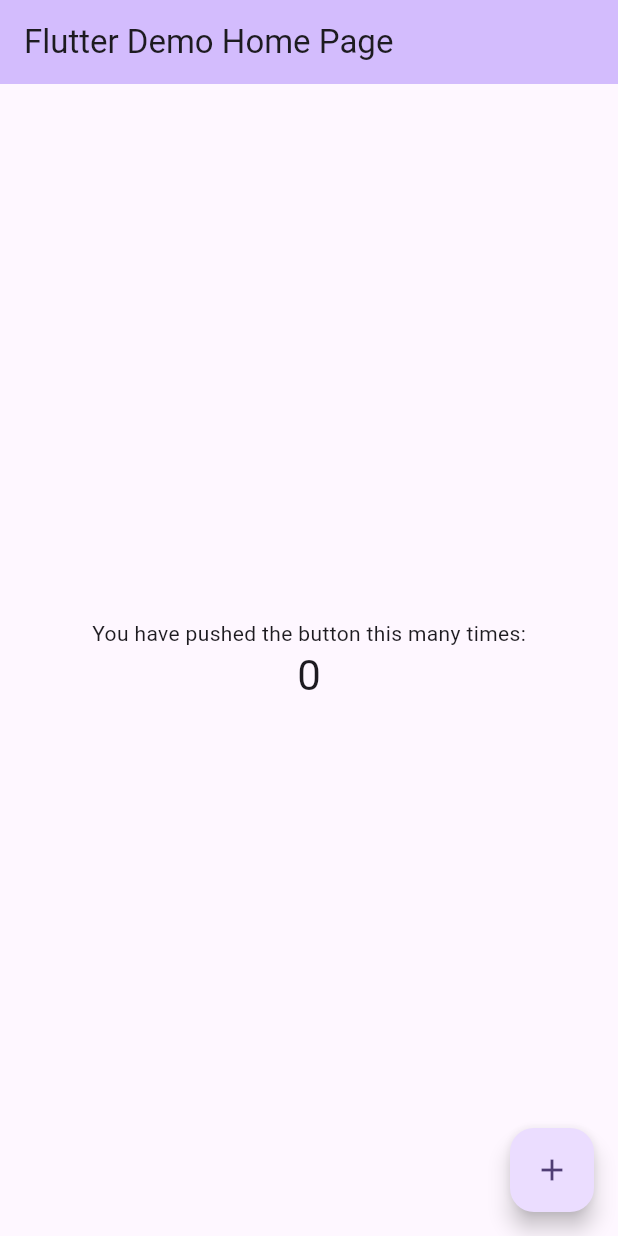
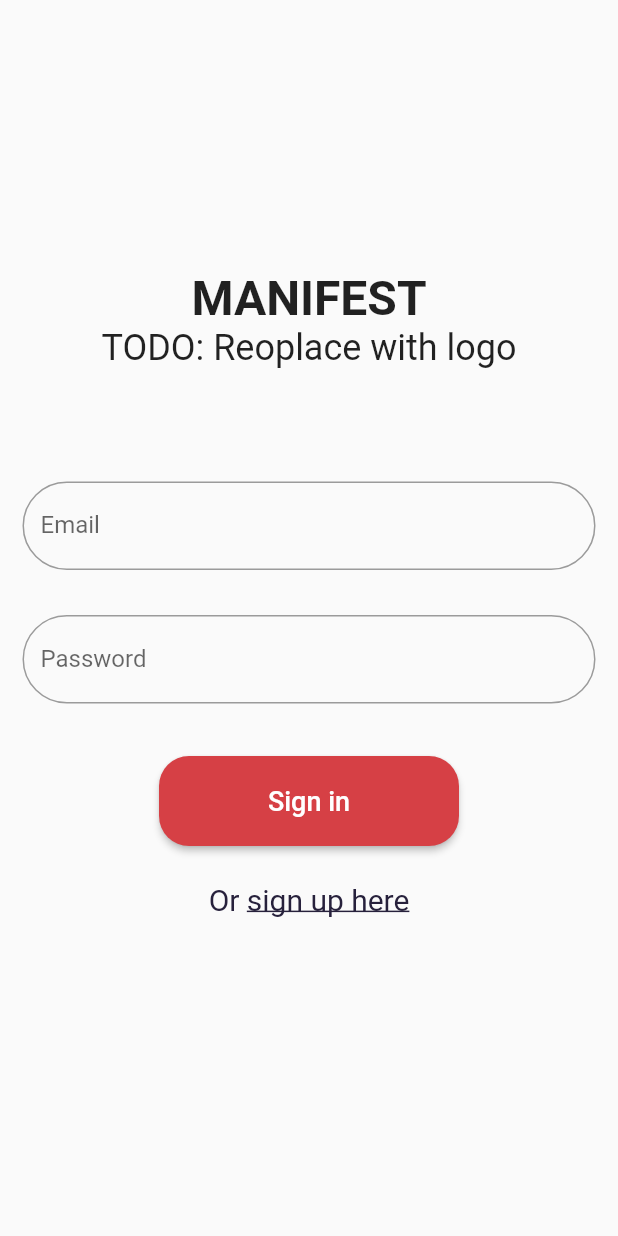
Before and after one commit to manifestdating/manifest-app, a Flutter app: the screen it shows after launch, on a phone screen of 412 x 824 dp. Run offline on Flutter 3.47's test engine with Material 2 defaults, Android fonts, the phone set to English and light mode, and no system bars; our stand-ins replace email_validator, firebase_auth, firebase_core; accounts and stored records are empty; generated files the repository leaves out were written again.

```diff
--- a/lib/main.dart
+++ b/lib/main.dart
@@ -1,125 +1,82 @@
+import 'package:firebase_auth/firebase_auth.dart';
 import 'package:flutter/material.dart';
+import 'package:firebase_core/firebase_core.dart';
+import 'package:manifest/pages/auth_page.dart';
+import 'package:manifest/pages/home_page.dart';
+import 'package:manifest/utils.dart';
+import 'firebase_options.dart';
 
-void main() {
+Future<void> initEnv() async {
+  WidgetsFlutterBinding.ensureInitialized();
+  await Firebase.initializeApp(
+    options: DefaultFirebaseOptions.currentPlatform,
+  );
+}
+
+final navigatorKey = GlobalKey<NavigatorState>();
+
+Future<void> main() async {
+  await initEnv();
   runApp(const MyApp());
 }
 
 class MyApp extends StatelessWidget {
   const MyApp({super.key});
+  static const String title = 'Manifest';
 
-  // This widget is the root of your application.
   @override
   Widget build(BuildContext context) {
     return MaterialApp(
-      title: 'Flutter Demo',
-      theme: ThemeData(
-        // This is the theme of your application.
-        //
-        // TRY THIS: Try running your application with "flutter run". You'll see
-        // the application has a blue toolbar. Then, without quitting the app,
-        // try changing the seedColor in the colorScheme below to Colors.green
-        // and then invoke "hot reload" (save your changes or press the "hot
-        // reload" button in a Flutter-supported IDE, or press "r" if you used
-        // the command line to start the app).
-        //
-        // Notice that the counter didn't reset back to zero; the application
-        // state is not lost during the reload. To reset the state, use hot
-        // restart instead.
-        //
-        // This works for code too, not just values: Most code changes can be
-        // tested with just a hot reload.
-        colorScheme: ColorScheme.fromSeed(seedColor: Colors.deepPurple),
-        useMaterial3: true,
+      scaffoldMessengerKey: Utils.messengerKey,
+      navigatorKey: navigatorKey,
+      debugShowCheckedModeBanner: false,
+      title: title,
+      theme: ThemeData.light().copyWith(
+        colorScheme: ColorScheme.fromSwatch(
+                primarySwatch: createMaterialColor(Color(0xffD64045)))
+            .copyWith(secondary: Color(0xff27213C)),
       ),
-      home: const MyHomePage(title: 'Flutter Demo Home Page'),
+      home: MainPage(),
     );
   }
 }
 
-class MyHomePage extends StatefulWidget {
-  const MyHomePage({super.key, required this.title});
-
-  // This widget is the home page of your application. It is stateful, meaning
-  // that it has a State object (defined below) that contains fields that affect
-  // how it looks.
-
-  // This class is the configuration for the state. It holds the values (in this
-  // case the title) provided by the parent (in this case the App widget) and
-  // used by the build method of the State. Fields in a Widget subclass are
-  // always marked "final".
-
-  final String title;
+class MainPage extends StatelessWidget {
+  const MainPage({super.key});
 
   @override
-  State<MyHomePage> createState() => _MyHomePageState();
+  Widget build(BuildContext context) => Scaffold(
+      body: StreamBuilder<User?>(
+          stream: FirebaseAuth.instance.authStateChanges(),
+          builder: (context, snapshot) {
+            if (snapshot.connectionState == ConnectionState.waiting) {
+              return Center(child: CircularProgressIndicator());
+            } else if (snapshot.hasError) {
+              return Center(child: Text('Something went wrong!'));
+            } else if (snapshot.hasData) {
+              return HomePage();
+            } else {
+              return AuthPage();
+            }
+          }));
 }
 
-class _MyHomePageState extends State<MyHomePage> {
-  int _counter = 0;
+MaterialColor createMaterialColor(Color color) {
+  List strengths = <double>[.05];
+  Map<int, Color> swatch = {};
+  final int r = color.red, g = color.green, b = color.blue;
 
-  void _incrementCounter() {
-    setState(() {
-      // This call to setState tells the Flutter framework that something has
-      // changed in this State, which causes it to rerun the build method below
-      // so that the display can reflect the updated values. If we changed
-      // _counter without calling setState(), then the build method would not be
-      // called again, and so nothing would appear to happen.
-      _counter++;
-    });
+  for (int i = 1; i < 10; i++) {
+    strengths.add(0.1 * i);
   }
-
-  @override
-  Widget build(BuildContext context) {
-    // This method is rerun every time setState is called, for instance as done
-    // by the _incrementCounter method above.
-    //
-    // The Flutter framework has been optimized to make rerunning build methods
-    // fast, so that you can just rebuild anything that needs updating rather
-    // than having to individually change instances of widgets.
-    return Scaffold(
-      appBar: AppBar(
-        // TRY THIS: Try changing the color here to a specific color (to
-        // Colors.amber, perhaps?) and trigger a hot reload to see the AppBar
-        // change color while the other colors stay the same.
-        backgroundColor: Theme.of(context).colorScheme.inversePrimary,
-        // Here we take the value from the MyHomePage object that was created by
-        // the App.build method, and use it to set our appbar title.
-        title: Text(widget.title),
-      ),
-      body: Center(
-        // Center is a layout widget. It takes a single child and positions it
-        // in the middle of the parent.
-        child: Column(
-          // Column is also a layout widget. It takes a list of children and
-          // arranges them vertically. By default, it sizes itself to fit its
-          // children horizontally, and tries to be as tall as its parent.
-          //
-          // Column has various properties to control how it sizes itself and
-          // how it positions its children. Here we use mainAxisAlignment to
-          // center the children vertically; the main axis here is the vertical
-          // axis because Columns are vertical (the cross axis would be
-          // horizontal).
-          //
-          // TRY THIS: Invoke "debug painting" (choose the "Toggle Debug Paint"
-          // action in the IDE, or press "p" in the console), to see the
-          // wireframe for each widget.
-          mainAxisAlignment: MainAxisAlignment.center,
-          children: <Widget>[
-            const Text(
-              'You have pushed the button this many times:',
-            ),
-            Text(
-              '$_counter',
-              style: Theme.of(context).textTheme.headlineMedium,
-            ),
-          ],
-        ),
-      ),
-      floatingActionButton: FloatingActionButton(
-        onPressed: _incrementCounter,
-        tooltip: 'Increment',
-        child: const Icon(Icons.add),
-      ), // This trailing comma makes auto-formatting nicer for build methods.
+  for (var strength in strengths) {
+    final double ds = 0.5 - strength;
+    swatch[(strength * 1000).round()] = Color.fromRGBO(
+      r + ((ds < 0 ? r : (255 - r)) * ds).round(),
+      g + ((ds < 0 ? g : (255 - g)) * ds).round(),
+      b + ((ds < 0 ? b : (255 - b)) * ds).round(),
+      1,
     );
   }
+  return MaterialColor(color.value, swatch);
 }
--- /dev/null
+++ b/lib/pages/auth_page.dart
@@ -0,0 +1,19 @@
+import 'package:flutter/material.dart';
+import 'package:manifest/widgets/login_widget.dart';
+import 'package:manifest/widgets/signup_widget.dart';
+
+class AuthPage extends StatefulWidget {
+  @override
+  _AuthPageState createState() => _AuthPageState();
+}
+
+class _AuthPageState extends State<AuthPage> {
+  bool isLogin = true;
+
+  @override
+  Widget build(BuildContext context) => isLogin
+      ? LoginWidget(onClickedSignUp: toggle)
+      : SignUpWidget(onClickedSignIn: toggle);
+
+  void toggle() => setState(() => isLogin = !isLogin);
+}
--- /dev/null
+++ b/lib/utils.dart
@@ -0,0 +1,15 @@
+import 'package:flutter/material.dart';
+
+class Utils {
+  static final messengerKey = GlobalKey<ScaffoldMessengerState>();
+
+  static showSnackBar(String? text) {
+    if (text == null) return;
+
+    final snackBar = SnackBar(content: Text(text), backgroundColor: Colors.red);
+
+    messengerKey.currentState!
+      ..removeCurrentSnackBar()
+      ..showSnackBar(snackBar);
+  }
+}
--- /dev/null
+++ b/lib/widgets/login_widget.dart
@@ -0,0 +1,122 @@
+import 'package:firebase_auth/firebase_auth.dart';
+import 'package:flutter/gestures.dart';
+import 'package:flutter/material.dart';
+import 'package:manifest/main.dart';
+import 'package:manifest/utils.dart';
+
+class LoginWidget extends StatefulWidget {
+  final VoidCallback onClickedSignUp;
+
+  const LoginWidget({
+    Key? key,
+    required this.onClickedSignUp,
+  }) : super(key: key);
+
+  @override
+  _LoginWidgetState createState() => _LoginWidgetState();
+}
+
+class _LoginWidgetState extends State<LoginWidget> {
+  final emailController = TextEditingController();
+  final passwordController = TextEditingController();
+
+  @override
+  void dispose() {
+    emailController.dispose();
+    passwordController.dispose();
+
+    super.dispose();
+  }
+
+  @override
+  Widget build(BuildContext context) => SingleChildScrollView(
+          child: Column(
+        mainAxisAlignment: MainAxisAlignment.center,
+        children: [
+          const SizedBox(height: 180),
+          const Text(
+            'MANIFEST',
+            textAlign: TextAlign.center,
+            style: TextStyle(fontSize: 32, fontWeight: FontWeight.bold),
+          ),
+          const Text(
+            'TODO: Reoplace with logo',
+            textAlign: TextAlign.center,
+            style: TextStyle(fontSize: 24, fontWeight: FontWeight.normal),
+          ),
+          const SizedBox(height: 20),
+          const SizedBox(height: 40),
+          Padding(
+              padding: EdgeInsets.all(15),
+              child: TextField(
+                controller: emailController,
+                decoration: InputDecoration(
+                    labelText: 'Email',
+                    border: OutlineInputBorder(
+                        borderRadius: BorderRadius.circular(30))),
+              )),
+          Padding(
+              padding: EdgeInsets.all(15),
+              child: TextField(
+                controller: passwordController,
+                decoration: (InputDecoration(
+                  labelText: 'Password',
+                  border: OutlineInputBorder(
+                      borderRadius: BorderRadius.circular(30)),
+                )),
+                obscureText: true,
+              )),
+          const SizedBox(height: 20),
+          SizedBox(
+              height: 60,
+              width: 200,
+              child: ElevatedButton(
+                onPressed: signIn,
+                style: ElevatedButton.styleFrom(
+                  shape: RoundedRectangleBorder(
+                    borderRadius: BorderRadius.circular(20),
+                  ),
+                ),
+                child: const Text(
+                  'Sign in',
+                  style: TextStyle(fontSize: 18),
+                ),
+              )),
+          const SizedBox(height: 24),
+          RichText(
+              text: TextSpan(
+                  style: TextStyle(
+                      color: Theme.of(context).colorScheme.secondary,
+                      fontSize: 20),
+                  text: "Or ",
+                  children: [
+                TextSpan(
+                    recognizer: TapGestureRecognizer()
+                      ..onTap = widget.onClickedSignUp,
+                    text: 'sign up here',
+                    style: TextStyle(
+                        decoration: TextDecoration.underline,
+                        color: Theme.of(context).colorScheme.secondary))
+              ])),
+        ],
+      ));
+
+  Future signIn() async {
+    showDialog(
+        context: context,
+        barrierDismissible: false,
+        builder: (context) => const Center(child: CircularProgressIndicator()));
+
+    try {
+      await FirebaseAuth.instance.signInWithEmailAndPassword(
+          email: emailController.text.trim(),
+          password: passwordController.text.trim());
+    } on FirebaseAuthException catch (e) {
+      print(e);
+
+      Utils.showSnackBar(e.message);
+    }
+
+    navigatorKey.currentState!.popUntil((route) => route.isFirst);
+  }
+}
```
Also changed, not shown: lib/pages/home_page.dart (added, +39 -0 lines), lib/widgets/signup_widget.dart (added, +153 -0 lines), pubspec.yaml (+12 -0 lines), assets/icon/icon.png (added), pubspec.lock, 102 other files.
